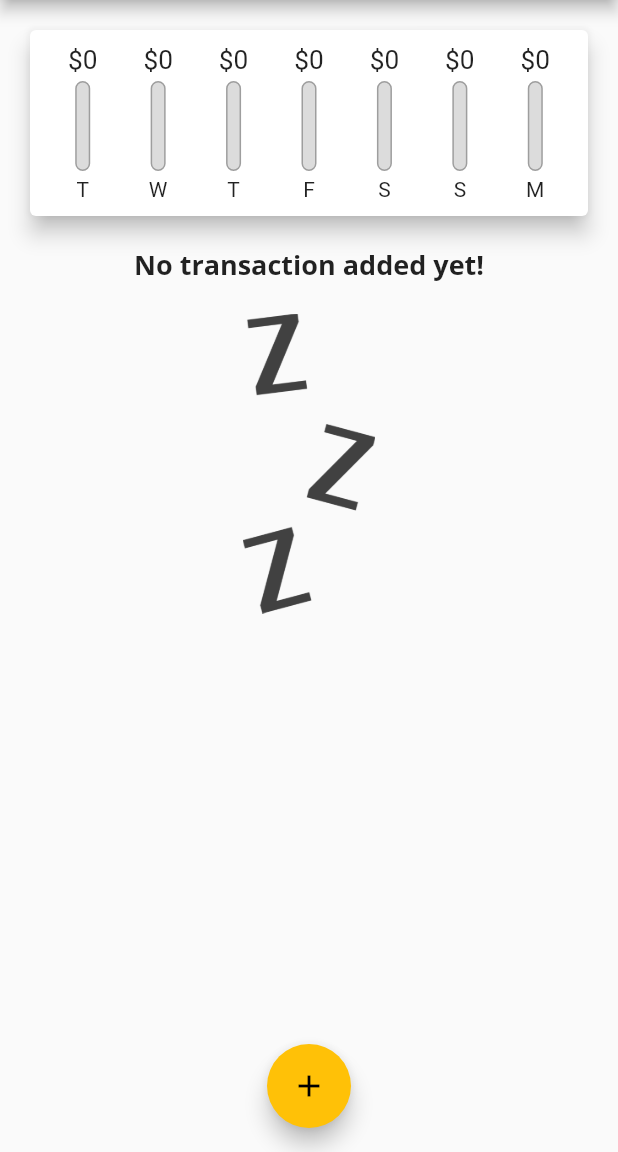
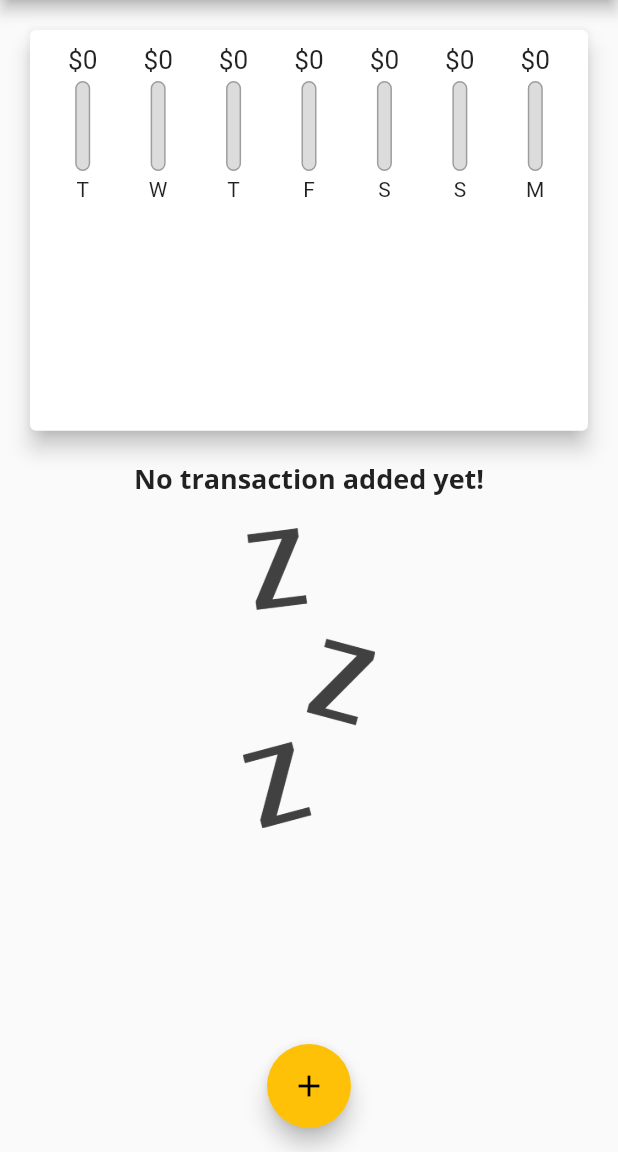
Before and after one commit to antranvn/flutter_expense_planner, a Flutter app: the screen it shows after launch, on a phone screen of 412 x 824 dp, the part 84-1236 px from its top. Run offline on Flutter 3.47's test engine with Material 2 defaults, Android fonts, the phone set to English and light mode, and no system bars; Roboto replaces fonts that are missing (Open Sans).

Commit message:
Calculating size dynamically for the responsive UI

```diff
--- a/lib/main.dart
+++ b/lib/main.dart
@@ -103,8 +103,7 @@ class _MyHomePageState extends State<MyHomePage> {
 
   @override
   Widget build(BuildContext context) {
-    return Scaffold(
-      appBar: AppBar(
+    final appBar = AppBar(
       title: Text(
         'Personal Expense',
         style: TextStyle(fontFamily: 'Open Sans'),
@@ -115,14 +114,27 @@ class _MyHomePageState extends State<MyHomePage> {
           onPressed: () => _startAddNewTransaction(context),
         )
       ],
-      ),
+    );
+
+    return Scaffold(
+      appBar: appBar,
       body: SingleChildScrollView(
         child: Column(
           mainAxisAlignment: MainAxisAlignment.start,
           crossAxisAlignment: CrossAxisAlignment.stretch,
           children: <Widget>[
-            Chart(_recentTransactions),
-            TransactionList(_userTransactions, _deleteTransaction),
+            Container(
+                height: (MediaQuery.of(context).size.height -
+                        appBar.preferredSize.height -
+                        MediaQuery.of(context).padding.top) *
+                    0.4,
+                child: Chart(_recentTransactions)),
+            Container(
+                height: (MediaQuery.of(context).size.height -
+                        appBar.preferredSize.height -
+                        MediaQuery.of(context).padding.top) *
+                    0.6,
+                child: TransactionList(_userTransactions, _deleteTransaction)),
           ],
         ),
       ),
```
Lines whose indentation alone changed are shown as unchanged.
